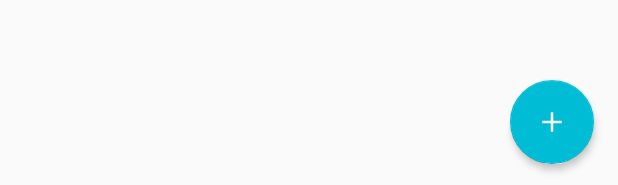
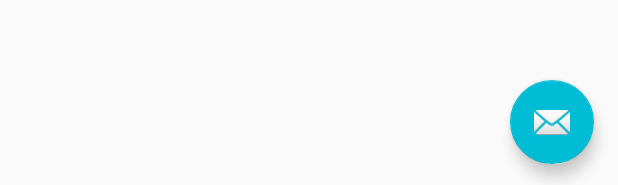
Before and after one commit to jordanang/HabitTracker, an Android app: the layout activity_delete_fragment.xml on its own in the app's theme, with its tools: preview values and no code run, on a phone screen of 412 x 824 dp. Shown: the part 1048-1233 px from the top of the screen. Run offline under Robolectric (Android 15) with nearby library versions, the phone set to English and light mode, and no system bars.

Commit message:
Added delete and edit button in overview

```diff
--- a/app/src/main/java/edu/csb/cs/cs185/jordanang/habittracker/EditHabitFragment.java
+++ b/app/src/main/java/edu/csb/cs/cs185/jordanang/habittracker/EditHabitFragment.java
@@ -146,7 +146,10 @@ public class EditHabitFragment extends DialogFragment {
             @Override
             public void onClick(View view) {
                 TimePickerFragment newTimePickerFragment = new TimePickerFragment();
-
+                Bundle bundle = new Bundle();
+                bundle.putInt("INITIAL_HOUR", repeatHour);
+                bundle.putInt("INITIAL_MINUTE", repeatMinute);
+                newTimePickerFragment.setArguments(bundle);
                 newTimePickerFragment.setTargetFragment(EditHabitFragment.this, TIME_PICKER_REQUEST_CODE);
                 newTimePickerFragment.show(getFragmentManager(), "timeFragment");
             }
--- a/app/src/main/res/layout/activity_main.xml
+++ b/app/src/main/res/layout/activity_delete_fragment.xml
@@ -4,7 +4,7 @@
     xmlns:tools="http://schemas.android.com/tools"
     android:layout_width="match_parent"
     android:layout_height="match_parent"
-    tools:context="edu.csb.cs.cs185.jordanang.habittracker.MainActivity">
+    tools:context="edu.csb.cs.cs185.jordanang.habittracker.DeleteFragment">
 
     <android.support.design.widget.AppBarLayout
         android:layout_width="match_parent"
@@ -20,16 +20,14 @@
 
     </android.support.design.widget.AppBarLayout>
 
+    <include layout="@layout/content_delete_fragment" />
+
     <android.support.design.widget.FloatingActionButton
         android:id="@+id/fab"
         android:layout_width="wrap_content"
         android:layout_height="wrap_content"
         android:layout_gravity="bottom|end"
         android:layout_margin="@dimen/fab_margin"
-        app:elevation="3dp"
-        app:fabSize="normal"
-        app:srcCompat="@drawable/skinny_plus_white" />
-
-    <include layout="@layout/content_main" />
+        app:srcCompat="@android:drawable/ic_dialog_email" />
 
 </android.support.design.widget.CoordinatorLayout>
--- /dev/null
+++ b/app/src/main/res/layout/content_delete_fragment.xml
@@ -0,0 +1,11 @@
+<?xml version="1.0" encoding="utf-8"?>
+<android.support.constraint.ConstraintLayout xmlns:android="http://schemas.android.com/apk/res/android"
+    xmlns:app="http://schemas.android.com/apk/res-auto"
+    xmlns:tools="http://schemas.android.com/tools"
+    android:layout_width="match_parent"
+    android:layout_height="match_parent"
+    app:layout_behavior="@string/appbar_scrolling_view_behavior"
+    tools:context="edu.csb.cs.cs185.jordanang.habittracker.DeleteFragment"
+    tools:showIn="@layout/activity_delete_fragment">
+
+</android.support.constraint.ConstraintLayout>
--- a/app/src/main/res/layout/time_picker.xml
+++ b/app/src/main/res/layout/time_picker.xml
@@ -1,5 +1,6 @@
 <?xml version="1.0" encoding="utf-8"?>
 <LinearLayout xmlns:android="http://schemas.android.com/apk/res/android"
+    xmlns:tools="http://schemas.android.com/tools"
     android:orientation="vertical"
     android:layout_width="wrap_content"
     android:layout_height="wrap_content"
@@ -9,11 +10,12 @@
     <TimePicker
         android:id="@+id/timePicker"
         android:layout_width="270dp"
-        android:layout_height="350dp" />
+        android:layout_height="200dp"
+        android:timePickerMode="spinner" />
 
     <Button
         android:id="@+id/submitTimeButton"
-        android:layout_width="wrap_content"
+        android:layout_width="match_parent"
         android:layout_height="wrap_content"
         android:text="Submit"/>
 </LinearLayout>
--- a/app/src/main/res/values/strings.xml
+++ b/app/src/main/res/values/strings.xml
@@ -2,4 +2,5 @@
     <string name="app_name">HabitTracker</string>
     <string name="app_intro">Application Intro</string>
     <string name="action_settings">Settings</string>
+    <string name="title_activity_delete_fragment">DeleteFragment</string>
 </resources>
```
Also changed, not shown: app/src/main/AndroidManifest.xml (+6 -2 lines), app/src/main/java/edu/csb/cs/cs185/jordanang/habittracker/CreateHabitFragment.java (+5 -2 lines), app/src/main/java/edu/csb/cs/cs185/jordanang/habittracker/DeleteFragment.java (added, +29 -0 lines), app/src/main/java/edu/csb/cs/cs185/jordanang/habittracker/HabitOverview.java (+36 -19 lines), app/src/main/java/edu/csb/cs/cs185/jordanang/habittracker/TimePickerFragment.java (+9 -0 lines), app/src/main/res/layout/activity_habit_overview.xml (+0 -7 lines), app/src/main/res/layout/content_habit_overview.xml (+7 -4 lines), app/src/main/res/layout/content_main.xml (+13 -0 lines), app/src/main/res/menu/habit_over_view_menu.xml (added, +18 -0 lines), app/src/main/res/drawable/recycle.png (added), app/src/main/res/drawable/recycle_white.png (added).
